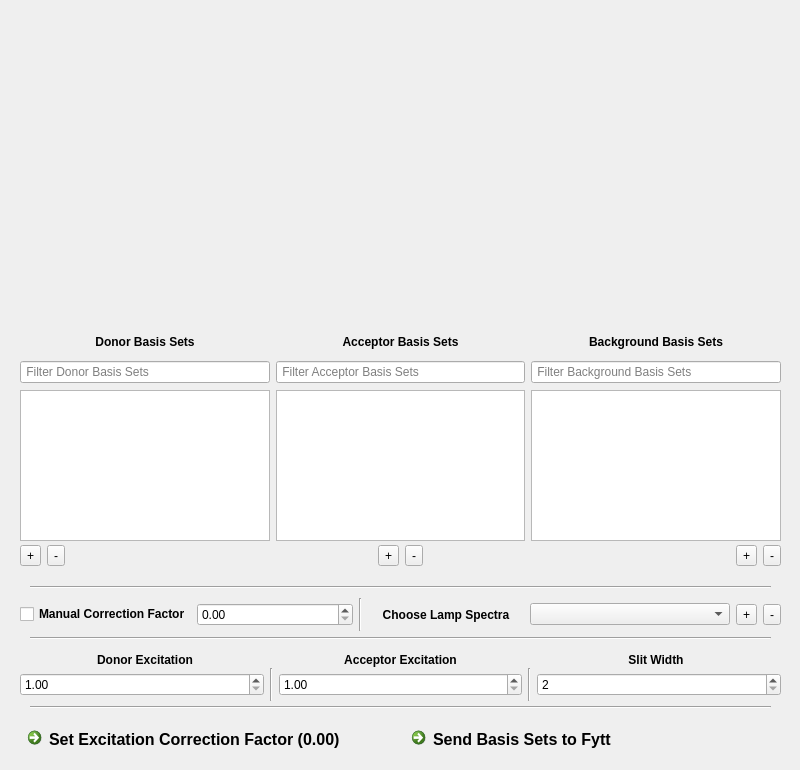
Before: the Qt Designer form ui_design/basis.ui in emptyewer/Fytt, drawn with Qt 5.
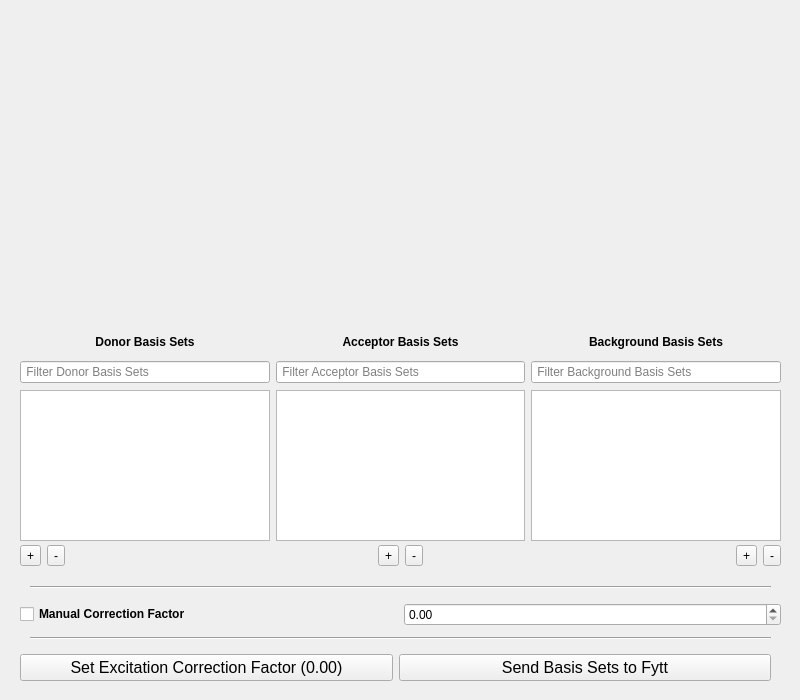
After: the same form once the commit is applied.

Commit message: Removed Excitation Basis Set Lamp Spectra Autocalculation of correction factor

```diff
--- a/ui_design/basis.ui
+++ b/ui_design/basis.ui
@@ -7,19 +7,19 @@
     <x>0</x>
     <y>0</y>
     <width>800</width>
-    <height>770</height>
+    <height>700</height>
    </rect>
   </property>
   <property name="minimumSize">
    <size>
     <width>800</width>
-    <height>770</height>
+    <height>700</height>
    </size>
   </property>
   <property name="maximumSize">
    <size>
     <width>800</width>
-    <height>770</height>
+    <height>700</height>
    </size>
   </property>
   <property name="mouseTracking">
@@ -116,90 +116,6 @@
     </item>
    </layout>
   </widget>
-  <widget class="QWidget" name="horizontalLayoutWidget_2">
-   <property name="geometry">
-    <rect>
-     <x>30</x>
-     <y>700</y>
-     <width>741</width>
-     <height>16</height>
-    </rect>
-   </property>
-   <layout class="QHBoxLayout" name="horizontalLayout_2">
-    <item>
-     <widget class="Line" name="line_2">
-      <property name="orientation">
-       <enum>Qt::Horizontal</enum>
-      </property>
-     </widget>
-    </item>
-   </layout>
-  </widget>
-  <widget class="QWidget" name="layoutWidget">
-   <property name="geometry">
-    <rect>
-     <x>20</x>
-     <y>668</y>
-     <width>761</width>
-     <height>33</height>
-    </rect>
-   </property>
-   <layout class="QHBoxLayout" name="wavelengthLayout">
-    <item>
-     <widget class="QDoubleSpinBox" name="donorExcitation_spin">
-      <property name="toolTip">
-       <string>Excitation wavelength for donor emission</string>
-      </property>
-      <property name="minimum">
-       <double>1.000000000000000</double>
-      </property>
-      <property name="maximum">
-       <double>1400.000000000000000</double>
-      </property>
-     </widget>
-    </item>
-    <item>
-     <widget class="Line" name="line_3">
-      <property name="orientation">
-       <enum>Qt::Vertical</enum>
-      </property>
-     </widget>
-    </item>
-    <item>
-     <widget class="QDoubleSpinBox" name="acceptorExcitation_spin">
-      <property name="toolTip">
-       <string>Excitation wavelength for collecting only the acceptor spectra</string>
-      </property>
-      <property name="minimum">
-       <double>1.000000000000000</double>
-      </property>
-      <property name="maximum">
-       <double>1400.000000000000000</double>
-      </property>
-     </widget>
-    </item>
-    <item>
-     <widget class="Line" name="line_4">
-      <property name="orientation">
-       <enum>Qt::Vertical</enum>
-      </property>
-     </widget>
-    </item>
-    <item>
-     <widget class="QSpinBox" name="spinBox">
-      <property name="toolTip">
-       <string>Slit Width for the measurement</string>
-      </property>
-      <property name="minimum">
-       <number>2</number>
-      </property>
-      <property name="maximum">
-       <number>10</number>
-      </property>
-     </widget>
-    </item>
-   </layout>
-  </widget>
   <widget class="QWidget" name="layoutWidget">
    <property name="geometry">
     <rect>
@@ -242,75 +158,6 @@
     </item>
    </layout>
   </widget>
-  <widget class="QWidget" name="layoutWidget">
-   <property name="geometry">
-    <rect>
-     <x>20</x>
-     <y>648</y>
-     <width>761</width>
-     <height>23</height>
-    </rect>
-   </property>
-   <layout class="QHBoxLayout" name="wavelengthLabelLayout">
-    <item>
-     <widget class="QLabel" name="donorEx_lbl">
-      <property name="font">
-       <font>
-        <weight>75</weight>
-        <bold>true</bold>
-       </font>
-      </property>
-      <property name="inputMethodHints">
-       <set>Qt::ImhNone</set>
-      </property>
-      <property name="text">
-       <string>Donor Excitation</string>
-      </property>
-      <property name="alignment">
-       <set>Qt::AlignCenter</set>
-      </property>
-     </widget>
-    </item>
-    <item>
-     <widget class="QLabel" name="acceptorEx_lbl">
-      <property name="font">
-       <font>
-        <weight>75</weight>
-        <bold>true</bold>
-       </font>
-      </property>
-      <property name="inputMethodHints">
-       <set>Qt::ImhNone</set>
-      </property>
-      <property name="text">
-       <string>Acceptor Excitation</string>
-      </property>
-      <property name="alignment">
-       <set>Qt::AlignCenter</set>
-      </property>
-     </widget>
-    </item>
-    <item>
-     <widget class="QLabel" name="slitWidth_lbl">
-      <property name="font">
-       <font>
-        <weight>75</weight>
-        <bold>true</bold>
-       </font>
-      </property>
-      <property name="inputMethodHints">
-       <set>Qt::ImhNone</set>
-      </property>
-      <property name="text">
-       <string>Slit Width</string>
-      </property>
-      <property name="alignment">
-       <set>Qt::AlignCenter</set>
-      </property>
-     </widget>
-    </item>
-   </layout>
-  </widget>
   <widget class="QWidget" name="layoutWidget">
    <property name="geometry">
     <rect>
@@ -337,65 +184,6 @@
     <item>
      <widget class="QDoubleSpinBox" name="correctionFactor_spin"/>
     </item>
-    <item>
-     <widget class="Line" name="line_5">
-      <property name="orientation">
-       <enum>Qt::Vertical</enum>
-      </property>
-     </widget>
-    </item>
-    <item>
-     <widget class="QLabel" name="lamp_lbl">
-      <property name="font">
-       <font>
-        <weight>75</weight>
-        <bold>true</bold>
-       </font>
-      </property>
-      <property name="inputMethodHints">
-       <set>Qt::ImhNone</set>
-      </property>
-      <property name="text">
-       <string>Choose Lamp Spectra</string>
-      </property>
-      <property name="alignment">
-       <set>Qt::AlignCenter</set>
-      </property>
-     </widget>
-    </item>
-    <item>
-     <widget class="QComboBox" name="lamp_box">
-      <property name="sizePolicy">
-       <sizepolicy hsizetype="Fixed" vsizetype="Fixed">
-        <horstretch>0</horstretch>
-        <verstretch>0</verstretch>
-       </sizepolicy>
-      </property>
-      <property name="minimumSize">
-       <size>
-        <width>200</width>
-        <height>0</height>
-       </size>
-      </property>
-      <property name="toolTip">
-       <string>Select the lamp used for collecting fluorescence spectra</string>
-      </property>
-     </widget>
-    </item>
-    <item>
-     <widget class="QToolButton" name="addLamp">
-      <property name="text">
-       <string>+</string>
-      </property>
-     </widget>
-    </item>
-    <item>
-     <widget class="QToolButton" name="deleteLamp">
-      <property name="text">
-       <string>-</string>
-      </property>
-     </widget>
-    </item>
    </layout>
   </widget>
   <widget class="QWidget" name="horizontalLayoutWidget_3">
@@ -565,18 +353,18 @@
     </item>
    </layout>
   </widget>
-  <widget class="QWidget" name="horizontalLayoutWidget_5">
+  <widget class="QWidget" name="layoutWidget">
    <property name="geometry">
     <rect>
      <x>20</x>
-     <y>720</y>
-     <width>761</width>
-     <height>44</height>
+     <y>650</y>
+     <width>751</width>
+     <height>36</height>
     </rect>
    </property>
    <layout class="QHBoxLayout" name="horizontalLayout">
     <item>
-     <widget class="QCommandLinkButton" name="setDirectExcitation_btn">
+     <widget class="QPushButton" name="setDirectExcitation_btn">
       <property name="font">
        <font>
         <pointsize>12</pointsize>
@@ -591,7 +379,7 @@
      </widget>
     </item>
     <item>
-     <widget class="QCommandLinkButton" name="sendBasisSetsToMain_btn">
+     <widget class="QPushButton" name="sendBasisSetsToMain_btn">
       <property name="font">
        <font>
         <pointsize>12</pointsize>
```
The commit also changes 9 other files.
